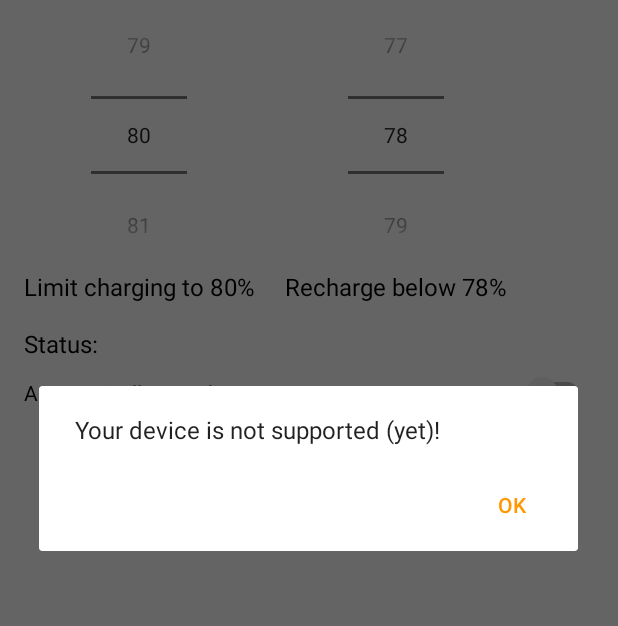
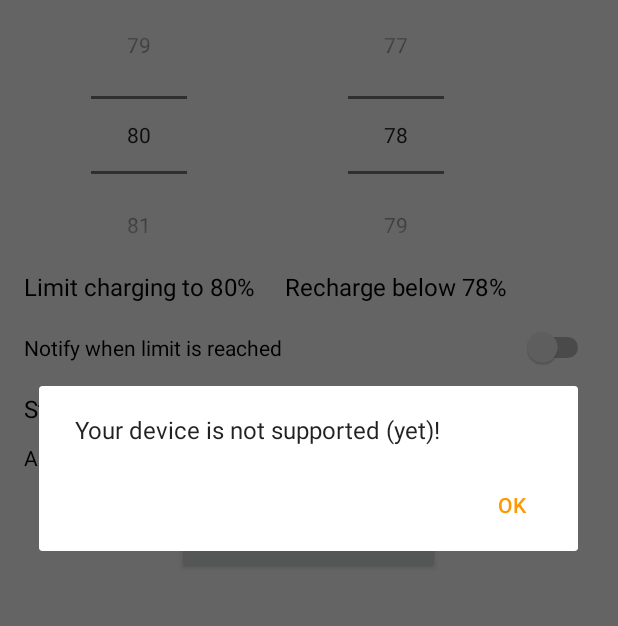
Before and after one commit to sriharshaarangi/BatteryChargeLimit, an Android app: the screen it shows after launch (MainActivity), on a phone screen of 412 x 824 dp, the part 149-775 px from its top. Run offline under Robolectric (Android 15) with nearby library versions, the phone set to English and light mode, and no system bars; libraries missing offline, so code that uses them is left out: eu.chainfire.libsuperuser; 6 statements that could not run were skipped.

Commit message:
added option for notifying when the limit is reached

```diff
--- a/app/src/main/java/com/slash/batterychargelimit/Constants.kt
+++ b/app/src/main/java/com/slash/batterychargelimit/Constants.kt
@@ -19,6 +19,7 @@ object Constants {
     const val ENABLE = "enable"
     const val NOTIFICATION_LIVE = "notificationLive"
     const val AUTO_RESET_STATS = "auto_reset_stats"
+    const val NOTIFICATION_SOUND = "notificationSound"
 
     // ms after reaching limit, where the "unplug" event is recognized as power cut instead of action unplugging
     const val POWER_CHANGE_TOLERANCE_MS: Long = 3000
--- a/app/src/main/java/com/slash/batterychargelimit/activities/MainActivity.kt
+++ b/app/src/main/java/com/slash/batterychargelimit/activities/MainActivity.kt
@@ -25,6 +25,7 @@ import com.slash.batterychargelimit.Constants.ENABLE
 import com.slash.batterychargelimit.Constants.LIMIT
 import com.slash.batterychargelimit.Constants.MIN
 import com.slash.batterychargelimit.Constants.AUTO_RESET_STATS
+import com.slash.batterychargelimit.Constants.NOTIFICATION_SOUND
 
 class MainActivity : AppCompatActivity() {
     private val minPicker by lazy(LazyThreadSafetyMode.NONE) {findViewById(R.id.min_picker) as NumberPicker}
@@ -127,8 +128,10 @@ class MainActivity : AppCompatActivity() {
 
         val resetBatteryStats_Button = findViewById(R.id.reset_battery_stats) as Button
         val autoResetSwitch = findViewById(R.id.auto_stats_reset) as Switch
+        val notificationSound = findViewById(R.id.notification_sound) as Switch
 
         autoResetSwitch.isChecked = settings.getBoolean(AUTO_RESET_STATS, false)
+        notificationSound.isChecked = settings.getBoolean(NOTIFICATION_SOUND, false)
         maxPicker.minValue = 40
         maxPicker.maxValue = 99
         minPicker.minValue = 0
@@ -149,7 +152,8 @@ class MainActivity : AppCompatActivity() {
         resetBatteryStats_Button.setOnClickListener { SharedMethods.resetBatteryStats(this@MainActivity) }
         autoResetSwitch.setOnCheckedChangeListener { _, isChecked ->
             settings.edit().putBoolean(AUTO_RESET_STATS, isChecked).apply() }
-
+        notificationSound.setOnCheckedChangeListener { _, isChecked ->
+            settings.edit().putBoolean(NOTIFICATION_SOUND, isChecked).apply() }
         //The onCreate() process was not stopped via return, UI elements should be available
         initComplete = true
     }
--- a/app/src/main/res/layout/content_main.xml
+++ b/app/src/main/res/layout/content_main.xml
@@ -80,10 +80,20 @@
         </LinearLayout>
     </LinearLayout>
 
+    <Switch
+        android:layout_width="match_parent"
+        android:layout_height="wrap_content"
+        android:text="@string/notify"
+        android:textSize="14sp"
+        android:id="@+id/notification_sound"
+        android:layout_below="@+id/range_layout"
+        android:layout_centerHorizontal="true"
+        android:layout_marginBottom="16dp"
+        />
     <RelativeLayout
         android:id="@+id/stat"
         android:layout_width="wrap_content"
-        android:layout_below="@+id/range_layout"
+        android:layout_below="@+id/notification_sound"
         android:layout_height="wrap_content"
         android:layout_marginBottom="8dp">
 
--- a/app/src/main/res/values/strings.xml
+++ b/app/src/main/res/values/strings.xml
@@ -7,6 +7,7 @@
     <string name="xda_thread" translatable="false"><a href="https://forum.xda-developers.com/android/apps-games/root-battery-charge-limit-t3557002/">XDA Thread</a></string>
     <string name="about">About</string>
     <string name="enable">Enable Battery Charge Limit</string>
+    <string name="notify">Notify when limit is reached</string>
     <string name="limit">Limit charging to %1$d%%</string>
     <string name="recharge_below">Recharge below %1$d%%</string>
     <string name="status">Status: </string>
```
Also changed, not shown: app/src/main/java/com/slash/batterychargelimit/ForegroundService.kt (+8 -0 lines), app/src/main/java/com/slash/batterychargelimit/receivers/BatteryReceiver.kt (+15 -0 lines).
